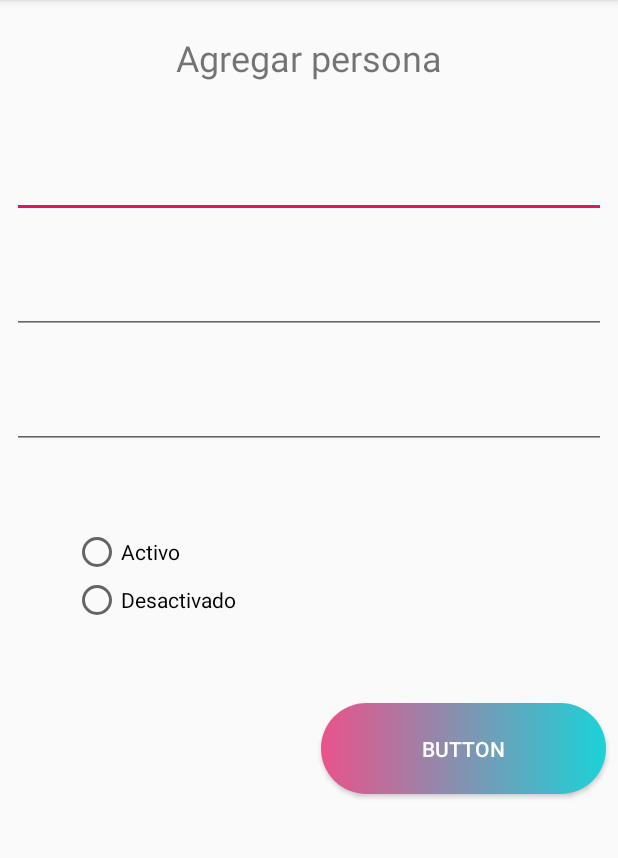
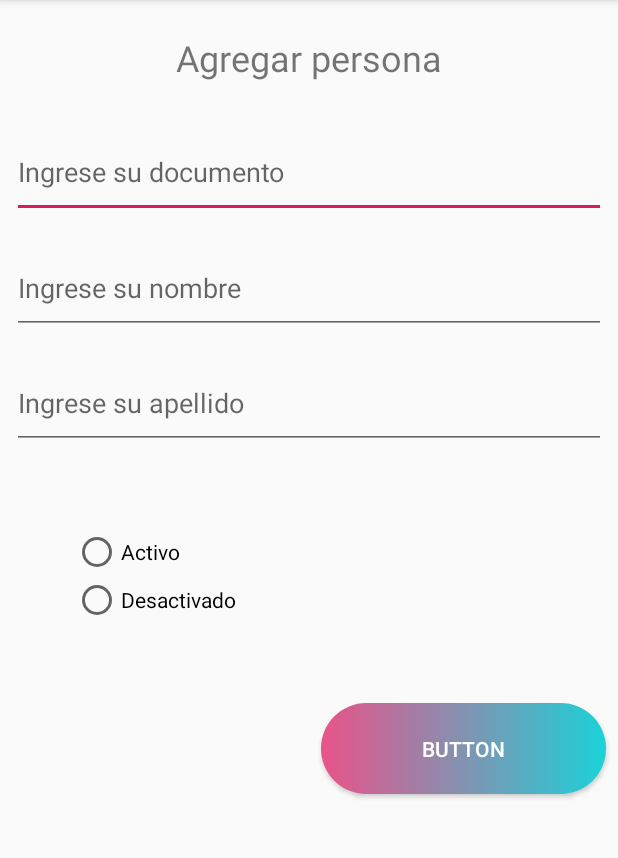
Before and after one commit to sercortes/pruebaFinal, an Android app: the screen it shows after launch (MainActivity), on a phone screen of 412 x 824 dp, the part 84-942 px from its top. Run offline under Robolectric (Android 15) with nearby library versions, the phone set to English and light mode, and no system bars.

```diff
--- a/app/src/main/java/com/example/testrepo/MainActivity.java
+++ b/app/src/main/java/com/example/testrepo/MainActivity.java
@@ -21,10 +21,9 @@ public class MainActivity extends AppCompatActivity implements View.OnClickListe
         super.onCreate(savedInstanceState);
         setContentView(R.layout.activity_main);
 
-        et_documento = (EditText)findViewById(R.id.bottom);
-        et_nombre = (EditText)findViewById(R.id.editTextDocument);
-        et_apellido = (EditText)findViewById(R.id.);
-        rb_estado = (RadioButton)findViewById(R.id);
+        et_documento = (EditText)findViewById(R.id.editTextDocument);
+        et_nombre = (EditText)findViewById(R.id.editTextName);
+        et_apellido = (EditText)findViewById(R.id.editTextLastName);
     }
 
     public void Insertar(){
@@ -34,21 +33,20 @@ public class MainActivity extends AppCompatActivity implements View.OnClickListe
         String documento = et_documento.getText().toString();
         String nombre = et_nombre.getText().toString();
         String apellido = et_apellido.getText().toString();
-        int estado = rb_estado.;
 
         if (!documento.isEmpty() && !nombre.isEmpty() && !apellido.isEmpty()){
             ContentValues datos = new ContentValues();
             datos.put("documento",documento);
             datos.put("nombre",nombre);
             datos.put("apellido",apellido);
-            datos.put("estado",estado);
             BaseDeDatos.insert("persona",null,datos);
             BaseDeDatos.close();
             et_documento.setText("");
             et_nombre.setText("");
             et_apellido.setText("");
-            rb_estado.;
             Toast.makeText(this, "Registro exitoso", Toast.LENGTH_SHORT).show();
+        }else{
+            Toast.makeText(this,"Debe llenar todos los campos",Toast.LENGTH_SHORT).show();
         }
     }
 
--- a/app/src/main/res/layout/activity_main.xml
+++ b/app/src/main/res/layout/activity_main.xml
@@ -77,6 +77,7 @@
         android:layout_marginRight="8dp"
         android:layout_marginBottom="8dp"
         android:ems="10"
+        android:hint="@string/editTextDocument"
         android:inputType="textPersonName"
         app:layout_constraintBottom_toTopOf="@+id/guideline2"
         app:layout_constraintEnd_toEndOf="parent"
@@ -116,6 +117,7 @@
         android:layout_marginRight="8dp"
         android:layout_marginBottom="8dp"
         android:ems="10"
+        android:hint="@string/editTextName"
         android:inputType="textPersonName"
         app:layout_constraintBottom_toTopOf="@+id/guideline3"
         app:layout_constraintEnd_toEndOf="parent"
@@ -133,6 +135,7 @@
         android:layout_marginRight="8dp"
         android:layout_marginBottom="8dp"
         android:ems="10"
+        android:hint="@string/editTextLastName"
         android:inputType="textPersonName"
         app:layout_constraintBottom_toTopOf="@+id/guideline4"
         app:layout_constraintEnd_toEndOf="parent"
--- a/app/src/main/res/values/strings.xml
+++ b/app/src/main/res/values/strings.xml
@@ -1,4 +1,7 @@
 <resources>
     <string name="app_name">TestRepo</string>
     <string name="tittle_app">Agregar persona</string>
+    <string name="editTextDocument">Ingrese su documento</string>
+    <string name="editTextName">Ingrese su nombre</string>
+    <string name="editTextLastName">Ingrese su apellido</string>
 </resources>
```
